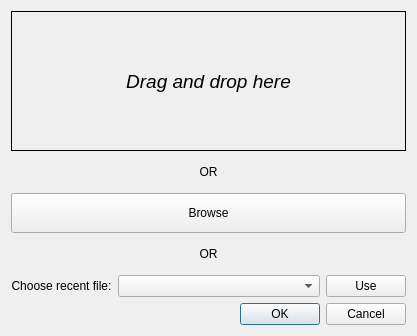
Old version of the form res/layout/dialog_select_file.ui in the repository luphysics/PyMODA.
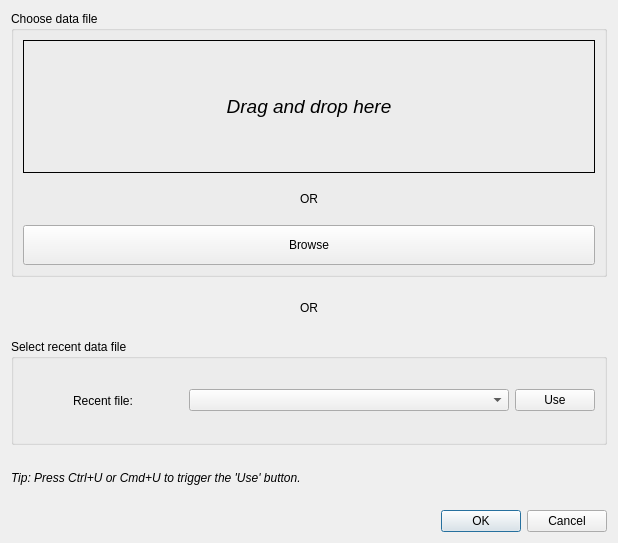
New version of the form. Custom widgets are drawn as their Qt base class.

Commit message: Add shortcut to trigger 'Use' in data and frequency dialogs

Patch:
```diff
--- a/res/layout/dialog_select_file.ui
+++ b/res/layout/dialog_select_file.ui
@@ -6,15 +6,19 @@
    <rect>
     <x>0</x>
     <y>0</y>
-    <width>417</width>
-    <height>336</height>
+    <width>618</width>
+    <height>543</height>
    </rect>
   </property>
   <property name="windowTitle">
    <string>Select data file</string>
   </property>
-  <layout class="QVBoxLayout" name="verticalLayout">
+  <layout class="QVBoxLayout" name="verticalLayout" stretch="5,5,2,1,1">
    <item>
+    <widget class="QGroupBox" name="">
+     <property name="title">
+      <string>Choose data file</string>
+     </property>
     <layout class="QVBoxLayout" name="verticalLayout_2">
      <item>
       <widget class="DragDropLabel" name="lbl_drag_drop">
@@ -43,7 +47,7 @@
        <property name="maximumSize">
         <size>
          <width>16777215</width>
-         <height>30</height>
+          <height>40</height>
         </size>
        </property>
        <property name="text">
@@ -68,13 +72,14 @@
       </widget>
      </item>
     </layout>
+    </widget>
    </item>
    <item>
     <widget class="QLabel" name="lbl_or2">
      <property name="maximumSize">
       <size>
        <width>16777215</width>
-       <height>30</height>
+       <height>50</height>
       </size>
      </property>
      <property name="text">
@@ -86,14 +91,18 @@
     </widget>
    </item>
    <item>
+    <widget class="QGroupBox" name="">
+     <property name="title">
+      <string>Select recent data file</string>
+     </property>
     <layout class="QHBoxLayout" name="horizontalLayout" stretch="10,20,0">
      <property name="sizeConstraint">
-      <enum>QLayout::SetFixedSize</enum>
+       <enum>QLayout::SetDefaultConstraint</enum>
      </property>
      <item>
       <widget class="QLabel" name="label">
        <property name="text">
-        <string>Choose recent file:</string>
+         <string>Recent file:</string>
        </property>
        <property name="alignment">
         <set>Qt::AlignCenter</set>
@@ -111,6 +120,19 @@
       </widget>
      </item>
     </layout>
+    </widget>
+   </item>
+   <item>
+    <widget class="QLabel" name="label_2">
+     <property name="font">
+      <font>
+       <italic>true</italic>
+      </font>
+     </property>
+     <property name="text">
+      <string>Tip: Press Ctrl+U or Cmd+U to trigger the 'Use' button.</string>
+     </property>
+    </widget>
    </item>
    <item>
     <widget class="QDialogButtonBox" name="buttonBox">
```
Lines whose indentation alone changed are shown as unchanged. The commit also changes 4 other files.
